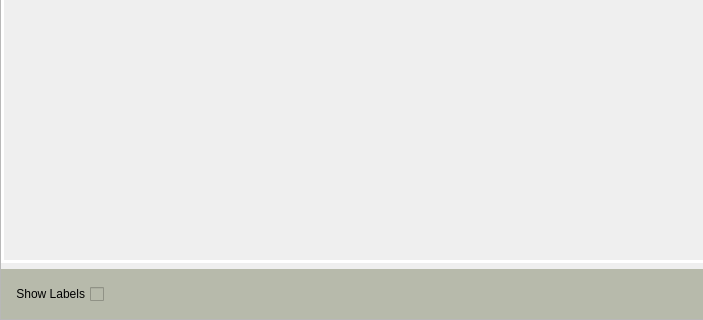
This is UI/neighbour_imgs.ui in DORSA-co/trainApp_oxin as Qt 5 draws it before an edit; both pictures show x 0 to 703 and y 394 to 714 of the 942 by 714 pixel window. The edited form follows.
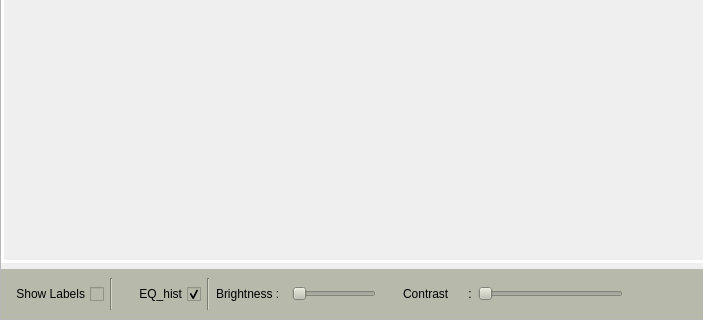
This is the edited form. Icons and pictures are not drawn.

Commit message: add eq hist in main ui and labeling page

Patch:
```diff
--- a/UI/neighbour_imgs.ui
+++ b/UI/neighbour_imgs.ui
@@ -316,6 +316,13 @@
             </property>
            </widget>
           </item>
+          <item>
+           <widget class="Line" name="line">
+            <property name="orientation">
+             <enum>Qt::Vertical</enum>
+            </property>
+           </widget>
+          </item>
           <item>
            <widget class="QLabel" name="msg_label">
             <property name="styleSheet">
@@ -326,6 +333,204 @@
             </property>
            </widget>
           </item>
+          <item>
+           <widget class="QCheckBox" name="eq_hist">
+            <property name="enabled">
+             <bool>true</bool>
+            </property>
+            <property name="layoutDirection">
+             <enum>Qt::RightToLeft</enum>
+            </property>
+            <property name="styleSheet">
+             <string notr="true">color: black;</string>
+            </property>
+            <property name="text">
+             <string>EQ_hist</string>
+            </property>
+            <property name="checked">
+             <bool>true</bool>
+            </property>
+           </widget>
+          </item>
+          <item>
+           <widget class="Line" name="line_2">
+            <property name="orientation">
+             <enum>Qt::Vertical</enum>
+            </property>
+           </widget>
+          </item>
+          <item>
+           <widget class="QFrame" name="frame_2">
+            <property name="frameShape">
+             <enum>QFrame::NoFrame</enum>
+            </property>
+            <property name="frameShadow">
+             <enum>QFrame::Raised</enum>
+            </property>
+            <layout class="QHBoxLayout" name="horizontalLayout_3">
+             <property name="spacing">
+              <number>27</number>
+             </property>
+             <property name="leftMargin">
+              <number>0</number>
+             </property>
+             <property name="topMargin">
+              <number>0</number>
+             </property>
+             <property name="rightMargin">
+              <number>0</number>
+             </property>
+             <property name="bottomMargin">
+              <number>0</number>
+             </property>
+             <item>
+              <widget class="QFrame" name="frame_128">
+               <property name="frameShape">
+                <enum>QFrame::NoFrame</enum>
+               </property>
+               <property name="frameShadow">
+                <enum>QFrame::Raised</enum>
+               </property>
+               <layout class="QHBoxLayout" name="horizontalLayout_111">
+                <property name="leftMargin">
+                 <number>0</number>
+                </property>
+                <property name="topMargin">
+                 <number>0</number>
+                </property>
+                <property name="rightMargin">
+                 <number>0</number>
+                </property>
+                <property name="bottomMargin">
+                 <number>0</number>
+                </property>
+                <item>
+                 <widget class="QLabel" name="label_303">
+                  <property name="sizePolicy">
+                   <sizepolicy hsizetype="Fixed" vsizetype="Preferred">
+                    <horstretch>0</horstretch>
+                    <verstretch>0</verstretch>
+                   </sizepolicy>
+                  </property>
+                  <property name="text">
+                   <string>Brightness :  </string>
+                  </property>
+                 </widget>
+                </item>
+                <item>
+                 <widget class="QSlider" name="btightness_slider">
+                  <property name="minimum">
+                   <number>1</number>
+                  </property>
+                  <property name="maximum">
+                   <number>30</number>
+                  </property>
+                  <property name="value">
+                   <number>1</number>
+                  </property>
+                  <property name="tracking">
+                   <bool>true</bool>
+                  </property>
+                  <property name="orientation">
+                   <enum>Qt::Horizontal</enum>
+                  </property>
+                  <property name="invertedAppearance">
+                   <bool>false</bool>
+                  </property>
+                  <property name="invertedControls">
+                   <bool>false</bool>
+                  </property>
+                 </widget>
+                </item>
+               </layout>
+              </widget>
+             </item>
+             <item>
+              <widget class="QFrame" name="frame_127">
+               <property name="minimumSize">
+                <size>
+                 <width>220</width>
+                 <height>0</height>
+                </size>
+               </property>
+               <property name="frameShape">
+                <enum>QFrame::NoFrame</enum>
+               </property>
+               <property name="frameShadow">
+                <enum>QFrame::Raised</enum>
+               </property>
+               <layout class="QHBoxLayout" name="horizontalLayout_4">
+                <property name="leftMargin">
+                 <number>0</number>
+                </property>
+                <property name="topMargin">
+                 <number>0</number>
+                </property>
+                <property name="rightMargin">
+                 <number>0</number>
+                </property>
+                <property name="bottomMargin">
+                 <number>0</number>
+                </property>
+                <item>
+                 <widget class="QFrame" name="frame_129">
+                  <property name="frameShape">
+                   <enum>QFrame::NoFrame</enum>
+                  </property>
+                  <property name="frameShadow">
+                   <enum>QFrame::Raised</enum>
+                  </property>
+                  <layout class="QHBoxLayout" name="horizontalLayout_79">
+                   <property name="leftMargin">
+                    <number>0</number>
+                   </property>
+                   <property name="topMargin">
+                    <number>0</number>
+                   </property>
+                   <property name="rightMargin">
+                    <number>0</number>
+                   </property>
+                   <property name="bottomMargin">
+                    <number>0</number>
+                   </property>
+                   <item>
+                    <widget class="QLabel" name="label_305">
+                     <property name="sizePolicy">
+                      <sizepolicy hsizetype="Fixed" vsizetype="Preferred">
+                       <horstretch>0</horstretch>
+                       <verstretch>0</verstretch>
+                      </sizepolicy>
+                     </property>
+                     <property name="text">
+                      <string>Contrast      :</string>
+                     </property>
+                    </widget>
+                   </item>
+                   <item>
+                    <widget class="QSlider" name="contrast_slider">
+                     <property name="minimum">
+                      <number>1</number>
+                     </property>
+                     <property name="maximum">
+                      <number>50</number>
+                     </property>
+                     <property name="value">
+                      <number>1</number>
+                     </property>
+                     <property name="orientation">
+                      <enum>Qt::Horizontal</enum>
+                     </property>
+                    </widget>
+                   </item>
+                  </layout>
+                 </widget>
+                </item>
+               </layout>
+              </widget>
+             </item>
+            </layout>
+           </widget>
+          </item>
           <item>
            <spacer name="horizontalSpacer_3">
             <property name="orientation">
```
The commit also changes 6 other files.
